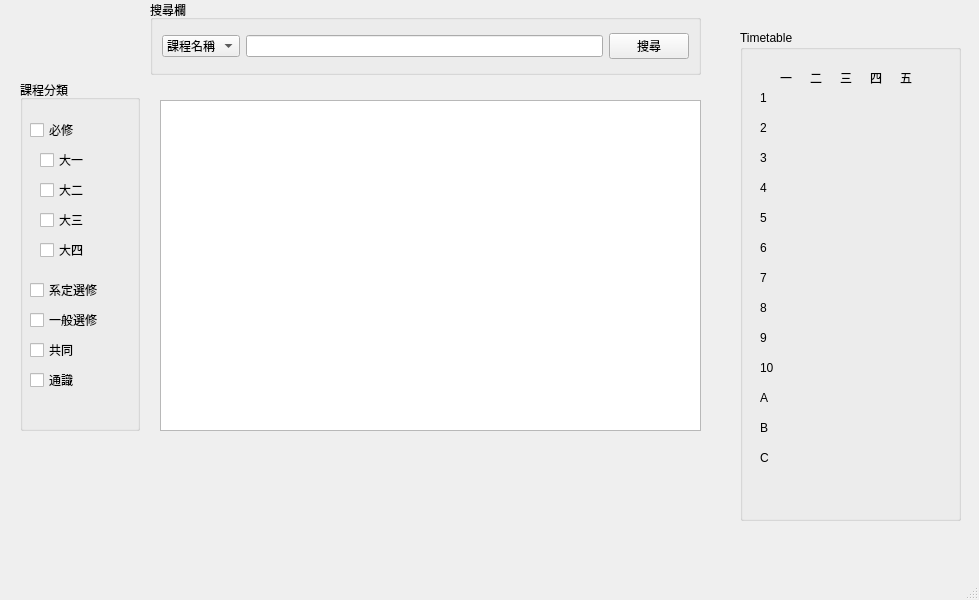
Before: the Qt Designer form projectMainFile/mainwindow.ui in IMBensonQB/PD110-1-FP, drawn with Qt 5.
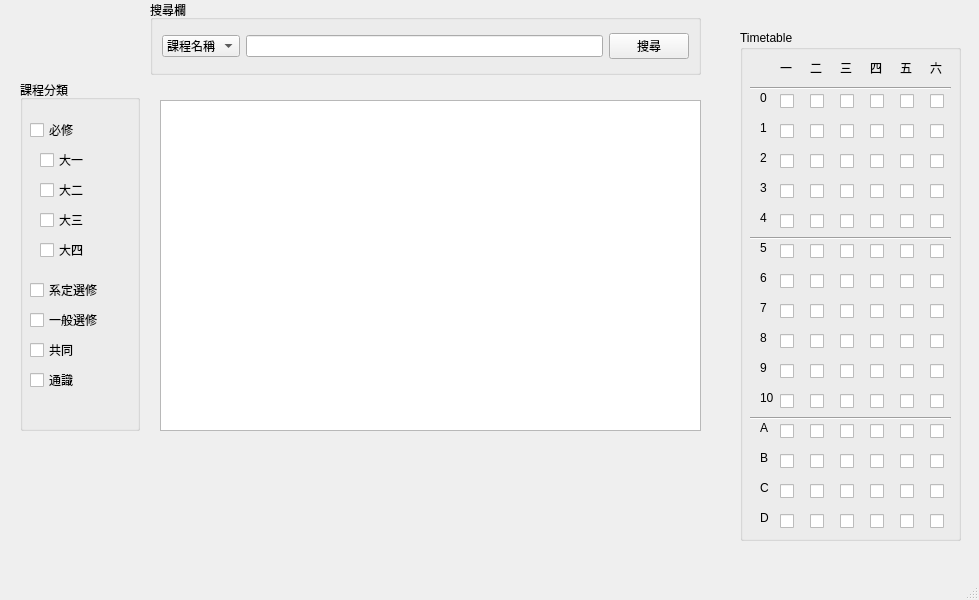
After: the same form once the commit is applied.

Patch:
```diff
--- a/projectMainFile/mainwindow.ui
+++ b/projectMainFile/mainwindow.ui
@@ -204,7 +204,7 @@
       <x>740</x>
       <y>30</y>
       <width>221</width>
-      <height>491</height>
+      <height>511</height>
      </rect>
     </property>
     <property name="title">
@@ -214,7 +214,7 @@
      <property name="geometry">
       <rect>
        <x>40</x>
-       <y>40</y>
+       <y>30</y>
        <width>21</width>
        <height>16</height>
       </rect>
@@ -227,7 +227,7 @@
      <property name="geometry">
       <rect>
        <x>70</x>
-       <y>40</y>
+       <y>30</y>
        <width>21</width>
        <height>16</height>
       </rect>
@@ -240,7 +240,7 @@
      <property name="geometry">
       <rect>
        <x>100</x>
-       <y>40</y>
+       <y>30</y>
        <width>21</width>
        <height>16</height>
       </rect>
@@ -253,7 +253,7 @@
      <property name="geometry">
       <rect>
        <x>130</x>
-       <y>40</y>
+       <y>30</y>
        <width>21</width>
        <height>16</height>
       </rect>
@@ -266,7 +266,7 @@
      <property name="geometry">
       <rect>
        <x>160</x>
-       <y>40</y>
+       <y>30</y>
        <width>21</width>
        <height>16</height>
       </rect>
@@ -279,7 +279,7 @@
      <property name="geometry">
       <rect>
        <x>20</x>
-       <y>60</y>
+       <y>90</y>
        <width>21</width>
        <height>16</height>
       </rect>
@@ -292,7 +292,7 @@
      <property name="geometry">
       <rect>
        <x>20</x>
-       <y>90</y>
+       <y>120</y>
        <width>21</width>
        <height>16</height>
       </rect>
@@ -305,7 +305,7 @@
      <property name="geometry">
       <rect>
        <x>20</x>
-       <y>120</y>
+       <y>150</y>
        <width>21</width>
        <height>16</height>
       </rect>
@@ -318,7 +318,7 @@
      <property name="geometry">
       <rect>
        <x>20</x>
-       <y>150</y>
+       <y>180</y>
        <width>21</width>
        <height>16</height>
       </rect>
@@ -331,7 +331,7 @@
      <property name="geometry">
       <rect>
        <x>20</x>
-       <y>180</y>
+       <y>210</y>
        <width>21</width>
        <height>16</height>
       </rect>
@@ -344,7 +344,7 @@
      <property name="geometry">
       <rect>
        <x>20</x>
-       <y>210</y>
+       <y>240</y>
        <width>21</width>
        <height>16</height>
       </rect>
@@ -357,7 +357,7 @@
      <property name="geometry">
       <rect>
        <x>20</x>
-       <y>240</y>
+       <y>270</y>
        <width>21</width>
        <height>16</height>
       </rect>
@@ -370,7 +370,7 @@
      <property name="geometry">
       <rect>
        <x>20</x>
-       <y>270</y>
+       <y>300</y>
        <width>21</width>
        <height>16</height>
       </rect>
@@ -383,7 +383,7 @@
      <property name="geometry">
       <rect>
        <x>20</x>
-       <y>300</y>
+       <y>330</y>
        <width>21</width>
        <height>16</height>
       </rect>
@@ -396,7 +396,7 @@
      <property name="geometry">
       <rect>
        <x>20</x>
-       <y>330</y>
+       <y>360</y>
        <width>21</width>
        <height>16</height>
       </rect>
@@ -409,7 +409,7 @@
      <property name="geometry">
       <rect>
        <x>20</x>
-       <y>360</y>
+       <y>390</y>
        <width>21</width>
        <height>16</height>
       </rect>
@@ -422,7 +422,7 @@
      <property name="geometry">
       <rect>
        <x>20</x>
-       <y>390</y>
+       <y>420</y>
        <width>21</width>
        <height>16</height>
       </rect>
@@ -435,7 +435,7 @@
      <property name="geometry">
       <rect>
        <x>20</x>
-       <y>420</y>
+       <y>450</y>
        <width>21</width>
        <height>16</height>
       </rect>
@@ -444,6 +444,1254 @@
       <string>C</string>
      </property>
     </widget>
+    <widget class="QCheckBox" name="tt1_0">
+     <property name="geometry">
+      <rect>
+       <x>40</x>
+       <y>60</y>
+       <width>21</width>
+       <height>22</height>
+      </rect>
+     </property>
+     <property name="text">
+      <string/>
+     </property>
+    </widget>
+    <widget class="QCheckBox" name="tt2_0">
+     <property name="geometry">
+      <rect>
+       <x>70</x>
+       <y>60</y>
+       <width>21</width>
+       <height>22</height>
+      </rect>
+     </property>
+     <property name="text">
+      <string/>
+     </property>
+    </widget>
+    <widget class="QCheckBox" name="tt3_0">
+     <property name="geometry">
+      <rect>
+       <x>100</x>
+       <y>60</y>
+       <width>21</width>
+       <height>22</height>
+      </rect>
+     </property>
+     <property name="text">
+      <string/>
+     </property>
+    </widget>
+    <widget class="QCheckBox" name="tt4_0">
+     <property name="geometry">
+      <rect>
+       <x>130</x>
+       <y>60</y>
+       <width>21</width>
+       <height>22</height>
+      </rect>
+     </property>
+     <property name="text">
+      <string/>
+     </property>
+    </widget>
+    <widget class="QCheckBox" name="tt5_0">
+     <property name="geometry">
+      <rect>
+       <x>160</x>
+       <y>60</y>
+       <width>21</width>
+       <height>22</height>
+      </rect>
+     </property>
+     <property name="text">
+      <string/>
+     </property>
+    </widget>
+    <widget class="QLabel" name="label_19">
+     <property name="geometry">
+      <rect>
+       <x>20</x>
+       <y>60</y>
+       <width>21</width>
+       <height>16</height>
+      </rect>
+     </property>
+     <property name="text">
+      <string>0</string>
+     </property>
+    </widget>
+    <widget class="QLabel" name="label_20">
+     <property name="geometry">
+      <rect>
+       <x>20</x>
+       <y>480</y>
+       <width>21</width>
+       <height>16</height>
+      </rect>
+     </property>
+     <property name="text">
+      <string>D</string>
+     </property>
+    </widget>
+    <widget class="QCheckBox" name="tt2_1">
+     <property name="geometry">
+      <rect>
+       <x>70</x>
+       <y>90</y>
+       <width>21</width>
+       <height>22</height>
+      </rect>
+     </property>
+     <property name="text">
+      <string/>
+     </property>
+    </widget>
+    <widget class="QCheckBox" name="tt4_1">
+     <property name="geometry">
+      <rect>
+       <x>130</x>
+       <y>90</y>
+       <width>21</width>
+       <height>22</height>
+      </rect>
+     </property>
+     <property name="text">
+      <string/>
+     </property>
+    </widget>
+    <widget class="QCheckBox" name="tt1_1">
+     <property name="geometry">
+      <rect>
+       <x>40</x>
+       <y>90</y>
+       <width>21</width>
+       <height>22</height>
+      </rect>
+     </property>
+     <property name="text">
+      <string/>
+     </property>
+    </widget>
+    <widget class="QCheckBox" name="tt5_1">
+     <property name="geometry">
+      <rect>
+       <x>160</x>
+       <y>90</y>
+       <width>21</width>
+       <height>22</height>
+      </rect>
+     </property>
+     <property name="text">
+      <string/>
+     </property>
+    </widget>
+    <widget class="QCheckBox" name="tt3_1">
+     <property name="geometry">
+      <rect>
+       <x>100</x>
+       <y>90</y>
+       <width>21</width>
+       <height>22</height>
+      </rect>
+     </property>
+     <property name="text">
+      <string/>
+     </property>
+    </widget>
+    <widget class="QCheckBox" name="tt1_2">
+     <property name="geometry">
+      <rect>
+       <x>40</x>
+       <y>120</y>
+       <width>21</width>
+       <height>22</height>
+      </rect>
+     </property>
+     <property name="text">
+      <string/>
+     </property>
+    </widget>
+    <widget class="QCheckBox" name="tt3_2">
+     <property name="geometry">
+      <rect>
+       <x>100</x>
+       <y>120</y>
+       <width>21</width>
+       <height>22</height>
+      </rect>
+     </property>
+     <property name="text">
+      <string/>
+     </property>
+    </widget>
+    <widget class="QCheckBox" name="tt5_2">
+     <property name="geometry">
+      <rect>
+       <x>160</x>
+       <y>120</y>
+       <width>21</width>
+       <height>22</height>
+      </rect>
+     </property>
+     <property name="text">
+      <string/>
+     </property>
+    </widget>
+    <widget class="QCheckBox" name="tt2_2">
+     <property name="geometry">
+      <rect>
+       <x>70</x>
+       <y>120</y>
+       <width>21</width>
+       <height>22</height>
+      </rect>
+     </property>
+     <property name="text">
+      <string/>
+     </property>
+    </widget>
+    <widget class="QCheckBox" name="tt4_2">
+     <property name="geometry">
+      <rect>
+       <x>130</x>
+       <y>120</y>
+       <width>21</width>
+       <height>22</height>
+      </rect>
+     </property>
+     <property name="text">
+      <string/>
+     </property>
+    </widget>
+    <widget class="QCheckBox" name="tt1_3">
+     <property name="geometry">
+      <rect>
+       <x>40</x>
+       <y>150</y>
+       <width>21</width>
+       <height>22</height>
+      </rect>
+     </property>
+     <property name="text">
+      <string/>
+     </property>
+    </widget>
+    <widget class="QCheckBox" name="tt3_3">
+     <property name="geometry">
+      <rect>
+       <x>100</x>
+       <y>150</y>
+       <width>21</width>
+       <height>22</height>
+      </rect>
+     </property>
+     <property name="text">
+      <string/>
+     </property>
+    </widget>
+    <widget class="QCheckBox" name="tt4_3">
+     <property name="geometry">
+      <rect>
+       <x>130</x>
+       <y>150</y>
+       <width>21</width>
+       <height>22</height>
+      </rect>
+     </property>
+     <property name="text">
+      <string/>
+     </property>
+    </widget>
+    <widget class="QCheckBox" name="tt5_3">
+     <property name="geometry">
+      <rect>
+       <x>160</x>
+       <y>150</y>
+       <width>21</width>
+       <height>22</height>
+      </rect>
+     </property>
+     <property name="text">
+      <string/>
+     </property>
+    </widget>
+    <widget class="QCheckBox" name="tt2_3">
+     <property name="geometry">
+      <rect>
+       <x>70</x>
+       <y>150</y>
+       <width>21</width>
+       <height>22</height>
+      </rect>
+     </property>
+     <property name="text">
+      <string/>
+     </property>
+    </widget>
+    <widget class="QCheckBox" name="tt3_4">
+     <property name="geometry">
+      <rect>
+       <x>100</x>
+       <y>180</y>
+       <width>21</width>
+       <height>22</height>
+      </rect>
+     </property>
+     <property name="text">
+      <string/>
+     </property>
+    </widget>
+    <widget class="QCheckBox" name="tt4_4">
+     <property name="geometry">
+      <rect>
+       <x>130</x>
+       <y>180</y>
+       <width>21</width>
+       <height>22</height>
+      </rect>
+     </property>
+     <property name="text">
+      <string/>
+     </property>
+    </widget>
+    <widget class="QCheckBox" name="tt1_4">
+     <property name="geometry">
+      <rect>
+       <x>40</x>
+       <y>180</y>
+       <width>21</width>
+       <height>22</height>
+      </rect>
+     </property>
+     <property name="text">
+      <string/>
+     </property>
+    </widget>
+    <widget class="QCheckBox" name="tt5_4">
+     <property name="geometry">
+      <rect>
+       <x>160</x>
+       <y>180</y>
+       <width>21</width>
+       <height>22</height>
+      </rect>
+     </property>
+     <property name="text">
+      <string/>
+     </property>
+    </widget>
+    <widget class="QCheckBox" name="tt2_4">
+     <property name="geometry">
+      <rect>
+       <x>70</x>
+       <y>180</y>
+       <width>21</width>
+       <height>22</height>
+      </rect>
+     </property>
+     <property name="text">
+      <string/>
+     </property>
+    </widget>
+    <widget class="QCheckBox" name="tt3_5">
+     <property name="geometry">
+      <rect>
+       <x>100</x>
+       <y>210</y>
+       <width>21</width>
+       <height>22</height>
+      </rect>
+     </property>
+     <property name="text">
+      <string/>
+     </property>
+    </widget>
+    <widget class="QCheckBox" name="tt5_5">
+     <property name="geometry">
+      <rect>
+       <x>160</x>
+       <y>210</y>
+       <width>21</width>
+       <height>22</height>
+      </rect>
+     </property>
+     <property name="text">
+      <string/>
+     </property>
+    </widget>
+    <widget class="QCheckBox" name="tt4_5">
+     <property name="geometry">
+      <rect>
+       <x>130</x>
+       <y>210</y>
+       <width>21</width>
+       <height>22</height>
+      </rect>
+     </property>
+     <property name="text">
+      <string/>
+     </property>
+    </widget>
+    <widget class="QCheckBox" name="tt1_5">
+     <property name="geometry">
+      <rect>
+       <x>40</x>
+       <y>210</y>
+       <width>21</width>
+       <height>22</height>
+      </rect>
+     </property>
+     <property name="text">
+      <string/>
+     </property>
+    </widget>
+    <widget class="QCheckBox" name="tt2_5">
+     <property name="geometry">
+      <rect>
+       <x>70</x>
+       <y>210</y>
+       <width>21</width>
+       <height>22</height>
+      </rect>
+     </property>
+     <property name="text">
+      <string/>
+     </property>
+    </widget>
+    <widget class="QCheckBox" name="tt5_6">
+     <property name="geometry">
+      <rect>
+       <x>160</x>
+       <y>240</y>
+       <width>21</width>
+       <height>22</height>
+      </rect>
+     </property>
+     <property name="text">
+      <string/>
+     </property>
+    </widget>
+    <widget class="QCheckBox" name="tt3_6">
+     <property name="geometry">
+      <rect>
+       <x>100</x>
+       <y>240</y>
+       <width>21</width>
+       <height>22</height>
+      </rect>
+     </property>
+     <property name="text">
+      <string/>
+     </property>
+    </widget>
+    <widget class="QCheckBox" name="tt2_6">
+     <property name="geometry">
+      <rect>
+       <x>70</x>
+       <y>240</y>
+       <width>21</width>
+       <height>22</height>
+      </rect>
+     </property>
+     <property name="text">
+      <string/>
+     </property>
+    </widget>
+    <widget class="QCheckBox" name="tt4_6">
+     <property name="geometry">
+      <rect>
+       <x>130</x>
+       <y>240</y>
+       <width>21</width>
+       <height>22</height>
+      </rect>
+     </property>
+     <property name="text">
+      <string/>
+     </property>
+    </widget>
+    <widget class="QCheckBox" name="tt1_6">
+     <property name="geometry">
+      <rect>
+       <x>40</x>
+       <y>240</y>
+       <width>21</width>
+       <height>22</height>
+      </rect>
+     </property>
+     <property name="text">
+      <string/>
+     </property>
+    </widget>
+    <widget class="QCheckBox" name="tt5_7">
+     <property name="geometry">
+      <rect>
+       <x>160</x>
+       <y>270</y>
+       <width>21</width>
+       <height>22</height>
+      </rect>
+     </property>
+     <property name="text">
+      <string/>
+     </property>
+    </widget>
+    <widget class="QCheckBox" name="tt2_7">
+     <property name="geometry">
+      <rect>
+       <x>70</x>
+       <y>270</y>
+       <width>21</width>
+       <height>22</height>
+      </rect>
+     </property>
+     <property name="text">
+      <string/>
+     </property>
+    </widget>
+    <widget class="QCheckBox" name="tt3_7">
+     <property name="geometry">
+      <rect>
+       <x>100</x>
+       <y>270</y>
+       <width>21</width>
+       <height>22</height>
+      </rect>
+     </property>
+     <property name="text">
+      <string/>
+     </property>
+    </widget>
+    <widget class="QCheckBox" name="tt1_7">
+     <property name="geometry">
+      <rect>
+       <x>40</x>
+       <y>270</y>
+       <width>21</width>
+       <height>22</height>
+      </rect>
+     </property>
+     <property name="text">
+      <string/>
+     </property>
+    </widget>
+    <widget class="QCheckBox" name="tt4_7">
+     <property name="geometry">
+      <rect>
+       <x>130</x>
+       <y>270</y>
+       <width>21</width>
+       <height>22</height>
+      </rect>
+     </property>
+     <property name="text">
+      <string/>
+     </property>
+    </widget>
+    <widget class="QCheckBox" name="tt5_8">
+     <property name="geometry">
+      <rect>
+       <x>160</x>
+       <y>300</y>
+       <width>21</width>
+       <height>22</height>
+      </rect>
+     </property>
+     <property name="text">
+      <string/>
+     </property>
+    </widget>
+    <widget class="QCheckBox" name="tt1_8">
+     <property name="geometry">
+      <rect>
+       <x>40</x>
+       <y>300</y>
+       <width>21</width>
+       <height>22</height>
+      </rect>
+     </property>
+     <property name="text">
+      <string/>
+     </property>
+    </widget>
+    <widget class="QCheckBox" name="tt4_8">
+     <property name="geometry">
+      <rect>
+       <x>130</x>
+       <y>300</y>
+       <width>21</width>
+       <height>22</height>
+      </rect>
+     </property>
+     <property name="text">
+      <string/>
+     </property>
+    </widget>
+    <widget class="QCheckBox" name="tt2_8">
+     <property name="geometry">
+      <rect>
+       <x>70</x>
+       <y>300</y>
+       <width>21</width>
+       <height>22</height>
+      </rect>
+     </property>
+     <property name="text">
+      <string/>
+     </property>
+    </widget>
+    <widget class="QCheckBox" name="tt3_8">
+     <property name="geometry">
+      <rect>
+       <x>100</x>
+       <y>300</y>
+       <width>21</width>
+       <height>22</height>
+      </rect>
+     </property>
+     <property name="text">
+      <string/>
+     </property>
+    </widget>
+    <widget class="QCheckBox" name="tt3_9">
+     <property name="geometry">
+      <rect>
+       <x>100</x>
+       <y>330</y>
+       <width>21</width>
+       <height>22</height>
+      </rect>
+     </property>
+     <property name="text">
+      <string/>
+     </property>
+    </widget>
+    <widget class="QCheckBox" name="tt4_9">
+     <property name="geometry">
+      <rect>
+       <x>130</x>
+       <y>330</y>
+       <width>21</width>
+       <height>22</height>
+      </rect>
+     </property>
+     <property name="text">
+      <string/>
+     </property>
+    </widget>
+    <widget class="QCheckBox" name="tt1_9">
+     <property name="geometry">
+      <rect>
+       <x>40</x>
+       <y>330</y>
+       <width>21</width>
+       <height>22</height>
+      </rect>
+     </property>
+     <property name="text">
+      <string/>
+     </property>
+    </widget>
+    <widget class="QCheckBox" name="tt2_9">
+     <property name="geometry">
+      <rect>
+       <x>70</x>
+       <y>330</y>
+       <width>21</width>
+       <height>22</height>
+      </rect>
+     </property>
+     <property name="text">
+      <string/>
+     </property>
+    </widget>
+    <widget class="QCheckBox" name="tt5_9">
+     <property name="geometry">
+      <rect>
+       <x>160</x>
+       <y>330</y>
+       <width>21</width>
+       <height>22</height>
+      </rect>
+     </property>
+     <property name="text">
+      <string/>
+     </property>
+    </widget>
+    <widget class="QCheckBox" name="tt4_10">
+     <property name="geometry">
+      <rect>
+       <x>130</x>
+       <y>360</y>
+       <width>21</width>
+       <height>22</height>
+      </rect>
+     </property>
+     <property name="text">
+      <string/>
+     </property>
+    </widget>
+    <widget class="QCheckBox" name="tt2_10">
+     <property name="geometry">
+      <rect>
+       <x>70</x>
+       <y>360</y>
+       <width>21</width>
+       <height>22</height>
+      </rect>
+     </property>
+     <property name="text">
+      <string/>
+     </property>
+    </widget>
+    <widget class="QCheckBox" name="tt1_10">
+     <property name="geometry">
+      <rect>
+       <x>40</x>
+       <y>360</y>
+       <width>21</width>
+       <height>22</height>
+      </rect>
+     </property>
+     <property name="text">
+      <string/>
+     </property>
+    </widget>
+    <widget class="QCheckBox" name="tt5_10">
+     <property name="geometry">
+      <rect>
+       <x>160</x>
+       <y>360</y>
+       <width>21</width>
+       <height>22</height>
+      </rect>
+     </property>
+     <property name="text">
+      <string/>
+     </property>
+    </widget>
+    <widget class="QCheckBox" name="tt3_10">
+     <property name="geometry">
+      <rect>
+       <x>100</x>
+       <y>360</y>
+       <width>21</width>
+       <height>22</height>
+      </rect>
+     </property>
+     <property name="text">
+      <string/>
+     </property>
+    </widget>
+    <widget class="QCheckBox" name="tt4_11">
+     <property name="geometry">
+      <rect>
+       <x>130</x>
+       <y>390</y>
+       <width>21</width>
+       <height>22</height>
+      </rect>
+     </property>
+     <property name="text">
+      <string/>
+     </property>
+    </widget>
+    <widget class="QCheckBox" name="tt2_11">
+     <property name="geometry">
+      <rect>
+       <x>70</x>
+       <y>390</y>
+       <width>21</width>
+       <height>22</height>
+      </rect>
+     </property>
+     <property name="text">
+      <string/>
+     </property>
+    </widget>
+    <widget class="QCheckBox" name="tt5_11">
+     <property name="geometry">
+      <rect>
+       <x>160</x>
+       <y>390</y>
+       <width>21</width>
+       <height>22</height>
+      </rect>
+     </property>
+     <property name="text">
+      <string/>
+     </property>
+    </widget>
+    <widget class="QCheckBox" name="tt1_11">
+     <property name="geometry">
+      <rect>
+       <x>40</x>
+       <y>390</y>
+       <width>21</width>
+       <height>22</height>
+      </rect>
+     </property>
+     <property name="text">
+      <string/>
+     </property>
+    </widget>
+    <widget class="QCheckBox" name="tt3_11">
+     <property name="geometry">
+      <rect>
+       <x>100</x>
+       <y>390</y>
+       <width>21</width>
+       <height>22</height>
+      </rect>
+     </property>
+     <property name="text">
+      <string/>
+     </property>
+    </widget>
+    <widget class="QCheckBox" name="tt3_12">
+     <property name="geometry">
+      <rect>
+       <x>100</x>
+       <y>420</y>
+       <width>21</width>
+       <height>22</height>
+      </rect>
+     </property>
+     <property name="text">
+      <string/>
+     </property>
+    </widget>
+    <widget class="QCheckBox" name="tt1_12">
+     <property name="geometry">
+      <rect>
+       <x>40</x>
+       <y>420</y>
+       <width>21</width>
+       <height>22</height>
+      </rect>
+     </property>
+     <property name="text">
+      <string/>
+     </property>
+    </widget>
+    <widget class="QCheckBox" name="tt5_12">
+     <property name="geometry">
+      <rect>
+       <x>160</x>
+       <y>420</y>
+       <width>21</width>
+       <height>22</height>
+      </rect>
+     </property>
+     <property name="text">
+      <string/>
+     </property>
+    </widget>
+    <widget class="QCheckBox" name="tt4_12">
+     <property name="geometry">
+      <rect>
+       <x>130</x>
+       <y>420</y>
+       <width>21</width>
+       <height>22</height>
+      </rect>
+     </property>
+     <property name="text">
+      <string/>
+     </property>
+    </widget>
+    <widget class="QCheckBox" name="tt2_12">
+     <property name="geometry">
+      <rect>
+       <x>70</x>
+       <y>420</y>
+       <width>21</width>
+       <height>22</height>
+      </rect>
+     </property>
+     <property name="text">
+      <string/>
+     </property>
+    </widget>
+    <widget class="QCheckBox" name="tt2_13">
+     <property name="geometry">
+      <rect>
+       <x>70</x>
+       <y>450</y>
+       <width>21</width>
+       <height>22</height>
+      </rect>
+     </property>
+     <property name="text">
+      <string/>
+     </property>
+    </widget>
+    <widget class="QCheckBox" name="tt5_13">
+     <property name="geometry">
+      <rect>
+       <x>160</x>
+       <y>450</y>
+       <width>21</width>
+       <height>22</height>
+      </rect>
+     </property>
+     <property name="text">
+      <string/>
+     </property>
+    </widget>
+    <widget class="QCheckBox" name="tt4_13">
+     <property name="geometry">
+      <rect>
+       <x>130</x>
+       <y>450</y>
+       <width>21</width>
+       <height>22</height>
+      </rect>
+     </property>
+     <property name="text">
+      <string/>
+     </property>
+    </widget>
+    <widget class="QCheckBox" name="tt1_13">
+     <property name="geometry">
+      <rect>
+       <x>40</x>
+       <y>450</y>
+       <width>21</width>
+       <height>22</height>
+      </rect>
+     </property>
+     <property name="text">
+      <string/>
+     </property>
+    </widget>
+    <widget class="QCheckBox" name="tt3_13">
+     <property name="geometry">
+      <rect>
+       <x>100</x>
+       <y>450</y>
+       <width>21</width>
+       <height>22</height>
+      </rect>
+     </property>
+     <property name="text">
+      <string/>
+     </property>
+    </widget>
+    <widget class="QCheckBox" name="tt3_14">
+     <property name="geometry">
+      <rect>
+       <x>100</x>
+       <y>480</y>
+       <width>21</width>
+       <height>22</height>
+      </rect>
+     </property>
+     <property name="text">
+      <string/>
+     </property>
+    </widget>
+    <widget class="QCheckBox" name="tt5_14">
+     <property name="geometry">
+      <rect>
+       <x>160</x>
+       <y>480</y>
+       <width>21</width>
+       <height>22</height>
+      </rect>
+     </property>
+     <property name="text">
+      <string/>
+     </property>
+    </widget>
+    <widget class="QCheckBox" name="tt2_14">
+     <property name="geometry">
+      <rect>
+       <x>70</x>
+       <y>480</y>
+       <width>21</width>
+       <height>22</height>
+      </rect>
+     </property>
+     <property name="text">
+      <string/>
+     </property>
+    </widget>
+    <widget class="QCheckBox" name="tt4_14">
+     <property name="geometry">
+      <rect>
+       <x>130</x>
+       <y>480</y>
+       <width>21</width>
+       <height>22</height>
+      </rect>
+     </property>
+     <property name="text">
+      <string/>
+     </property>
+    </widget>
+    <widget class="QCheckBox" name="tt1_14">
+     <property name="geometry">
+      <rect>
+       <x>40</x>
+       <y>480</y>
+       <width>21</width>
+       <height>22</height>
+      </rect>
+     </property>
+     <property name="text">
+      <string/>
+     </property>
+    </widget>
+    <widget class="Line" name="line">
+     <property name="geometry">
+      <rect>
+       <x>10</x>
+       <y>200</y>
+       <width>201</width>
+       <height>16</height>
+      </rect>
+     </property>
+     <property name="orientation">
+      <enum>Qt::Horizontal</enum>
+     </property>
+    </widget>
+    <widget class="Line" name="line_2">
+     <property name="geometry">
+      <rect>
+       <x>10</x>
+       <y>380</y>
+       <width>201</width>
+       <height>16</height>
+      </rect>
+     </property>
+     <property name="orientation">
+      <enum>Qt::Horizontal</enum>
+     </property>
+    </widget>
+    <widget class="Line" name="line_3">
+     <property name="geometry">
+      <rect>
+       <x>10</x>
+       <y>50</y>
+       <width>201</width>
+       <height>16</height>
+      </rect>
+     </property>
+     <property name="orientation">
+      <enum>Qt::Horizontal</enum>
+     </property>
+    </widget>
+    <widget class="QCheckBox" name="tt6_5">
+     <property name="geometry">
+      <rect>
+       <x>190</x>
+       <y>210</y>
+       <width>21</width>
+       <height>22</height>
+      </rect>
+     </property>
+     <property name="text">
+      <string/>
+     </property>
+    </widget>
+    <widget class="QCheckBox" name="tt6_6">
+     <property name="geometry">
+      <rect>
+       <x>190</x>
+       <y>240</y>
+       <width>21</width>
+       <height>22</height>
+      </rect>
+     </property>
+     <property name="text">
+      <string/>
+     </property>
+    </widget>
+    <widget class="QCheckBox" name="tt6_4">
+     <property name="geometry">
+      <rect>
+       <x>190</x>
+       <y>180</y>
+       <width>21</width>
+       <height>22</height>
+      </rect>
+     </property>
+     <property name="text">
+      <string/>
+     </property>
+    </widget>
+    <widget class="QCheckBox" name="tt6_0">
+     <property name="geometry">
+      <rect>
+       <x>190</x>
+       <y>60</y>
+       <width>21</width>
+       <height>22</height>
+      </rect>
+     </property>
+     <property name="text">
+      <string/>
+     </property>
+    </widget>
+    <widget class="QCheckBox" name="tt6_13">
+     <property name="geometry">
+      <rect>
+       <x>190</x>
+       <y>450</y>
+       <width>21</width>
+       <height>22</height>
+      </rect>
+     </property>
+     <property name="text">
+      <string/>
+     </property>
+    </widget>
+    <widget class="QCheckBox" name="tt6_14">
+     <property name="geometry">
+      <rect>
+       <x>190</x>
+       <y>480</y>
+       <width>21</width>
+       <height>22</height>
+      </rect>
+     </property>
+     <property name="text">
+      <string/>
+     </property>
+    </widget>
+    <widget class="QCheckBox" name="tt6_3">
+     <property name="geometry">
+      <rect>
+       <x>190</x>
+       <y>150</y>
+       <width>21</width>
+       <height>22</height>
+      </rect>
+     </property>
+     <property name="text">
+      <string/>
+     </property>
+    </widget>
+    <widget class="QCheckBox" name="tt6_8">
+     <property name="geometry">
+      <rect>
+       <x>190</x>
+       <y>300</y>
+       <width>21</width>
+       <height>22</height>
+      </rect>
+     </property>
+     <property name="text">
+      <string/>
+     </property>
+    </widget>
+    <widget class="QCheckBox" name="tt6_7">
+     <property name="geometry">
+      <rect>
+       <x>190</x>
+       <y>270</y>
+       <width>21</width>
+       <height>22</height>
+      </rect>
+     </property>
+     <property name="text">
+      <string/>
+     </property>
+    </widget>
+    <widget class="QCheckBox" name="tt6_1">
+     <property name="geometry">
+      <rect>
+       <x>190</x>
+       <y>90</y>
+       <width>21</width>
+       <height>22</height>
+      </rect>
+     </property>
+     <property name="text">
+      <string/>
+     </property>
+    </widget>
+    <widget class="QCheckBox" name="tt6_12">
+     <property name="geometry">
+      <rect>
+       <x>190</x>
+       <y>420</y>
+       <width>21</width>
+       <height>22</height>
+      </rect>
+     </property>
+     <property name="text">
+      <string/>
+     </property>
+    </widget>
+    <widget class="QCheckBox" name="tt6_11">
+     <property name="geometry">
+      <rect>
+       <x>190</x>
+       <y>390</y>
+       <width>21</width>
+       <height>22</height>
+      </rect>
+     </property>
+     <property name="text">
+      <string/>
+     </property>
+    </widget>
+    <widget class="QCheckBox" name="tt6_10">
+     <property name="geometry">
+      <rect>
+       <x>190</x>
+       <y>360</y>
+       <width>21</width>
+       <height>22</height>
+      </rect>
+     </property>
+     <property name="text">
+      <string/>
+     </property>
+    </widget>
+    <widget class="QCheckBox" name="tt6_2">
+     <property name="geometry">
+      <rect>
+       <x>190</x>
+       <y>120</y>
+       <width>21</width>
+       <height>22</height>
+      </rect>
+     </property>
+     <property name="text">
+      <string/>
+     </property>
+    </widget>
+    <widget class="QCheckBox" name="tt6_9">
+     <property name="geometry">
+      <rect>
+       <x>190</x>
+       <y>330</y>
+       <width>21</width>
+       <height>22</height>
+      </rect>
+     </property>
+     <property name="text">
+      <string/>
+     </property>
+    </widget>
+    <widget class="QLabel" name="label_21">
+     <property name="geometry">
+      <rect>
+       <x>190</x>
+       <y>30</y>
+       <width>21</width>
+       <height>16</height>
+      </rect>
+     </property>
+     <property name="text">
+      <string>六</string>
+     </property>
+    </widget>
    </widget>
   </widget>
   <widget class="QMenuBar" name="menubar">
```
